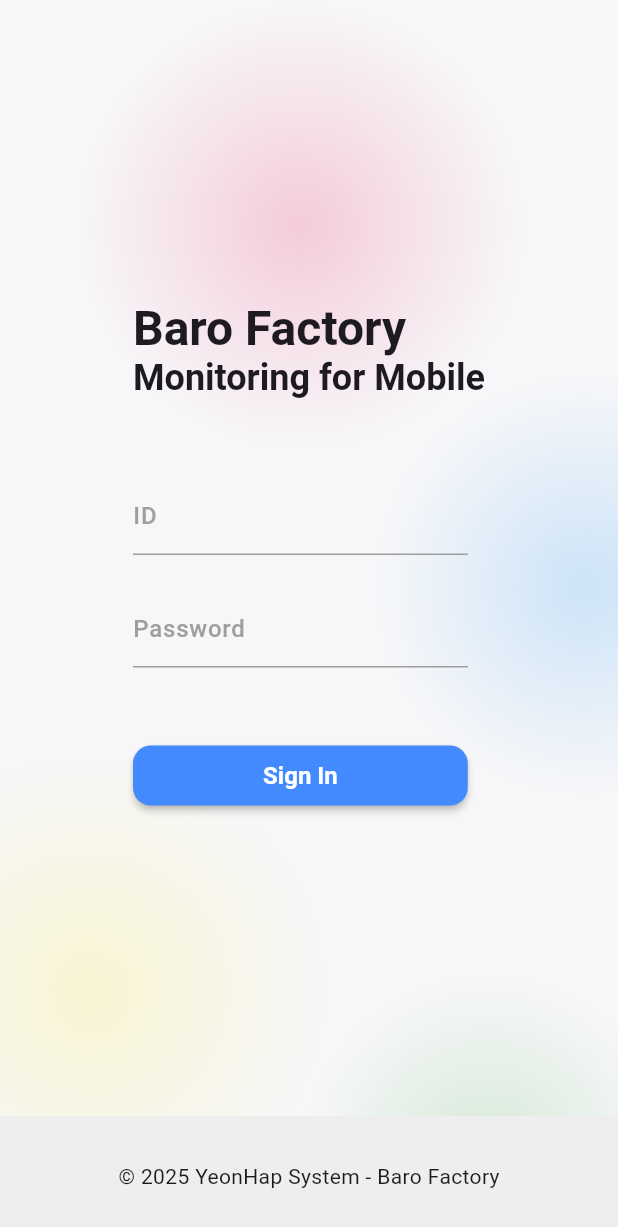
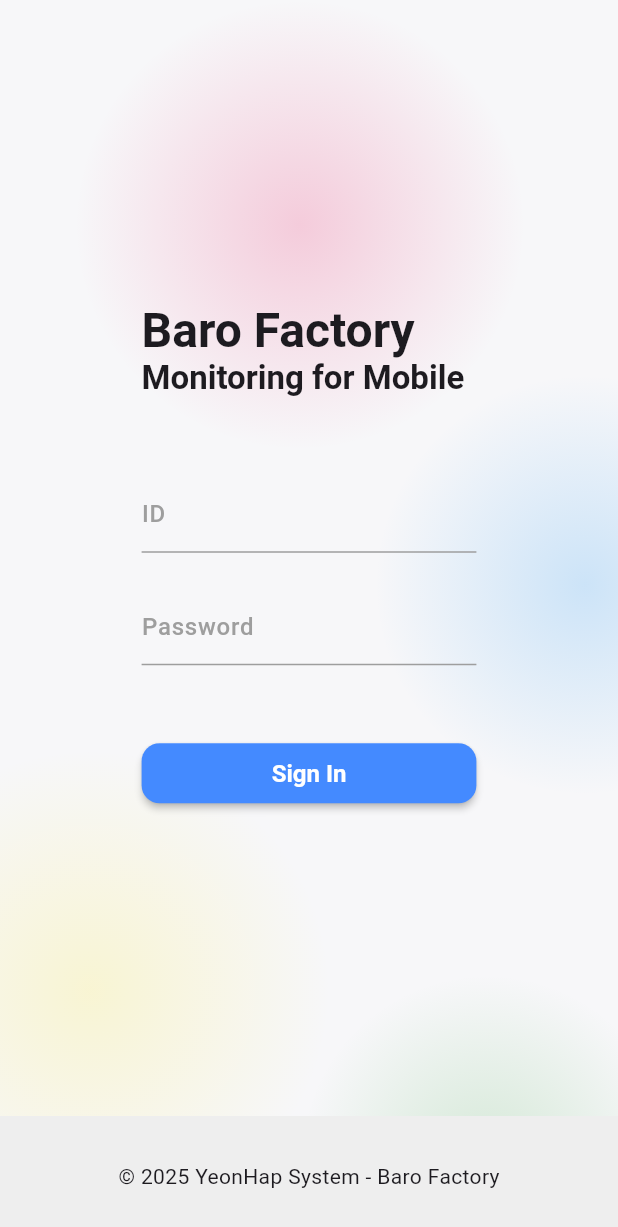
Before and after one commit to HaJaehyeong/flutter-study, a Flutter app: the screen it shows after launch, after a tap on "Go to Sign In", on a phone screen of 412 x 824 dp. Shown: the top 1227 px of the screen. Run offline on Flutter 3.47's test engine with Material 3 defaults, Android fonts, the phone set to English and light mode, and no system bars; our stand-ins replace dio; network calls fail.

Commit message:
modify signin screen design: text field

```diff
--- a/lib/screens/signin_screen.dart
+++ b/lib/screens/signin_screen.dart
@@ -90,7 +90,7 @@
                       const Text(
                         'Monitoring for Mobile',
                         style: TextStyle(
-                          fontSize: 24,
+                          fontSize: 22,
                           fontWeight: FontWeight.bold,
                           letterSpacing: 0,
                         ),
--- a/lib/widgets/custom_text_field.dart
+++ b/lib/widgets/custom_text_field.dart
@@ -28,7 +28,7 @@
         ),
         floatingLabelStyle: const TextStyle(
           fontWeight: FontWeight.w500,
-          color: Colors.grey,
+          color: Color(0xFF18a0fb),
         ),
         isDense: true,
         enabledBorder: const UnderlineInputBorder(
@@ -38,7 +38,7 @@
           borderSide: BorderSide(color: Color(0xFFee5d50)),
         ),
         focusedBorder: const UnderlineInputBorder(
-          borderSide: BorderSide(color: Colors.black54, width: 2),
+          borderSide: BorderSide(color: Color(0xFF18a0fb), width: 2),
         ),
       ),
     );
```
